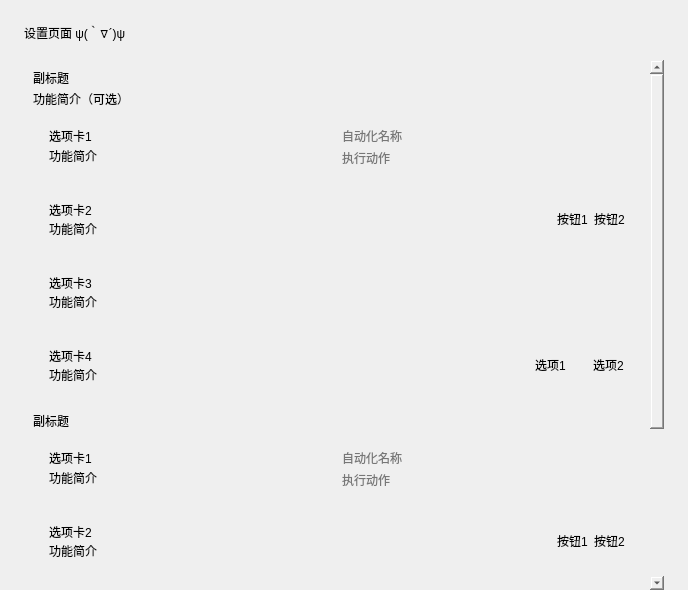
This is settings.ui in HEHONGYI11/cw-rangename-xuanku as Qt 5 draws it before an edit. The edited form follows.
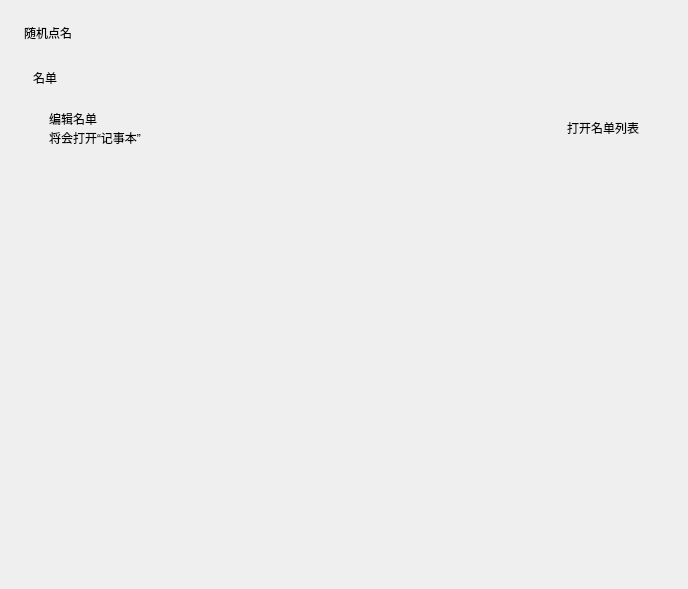
This is the edited form. Custom widgets are drawn as their Qt base class.

```diff
--- a/settings.ui
+++ b/settings.ui
@@ -7,7 +7,7 @@
     <x>0</x>
     <y>0</y>
     <width>688</width>
-    <height>590</height>
+    <height>589</height>
    </rect>
   </property>
   <property name="sizePolicy">
@@ -38,7 +38,7 @@
    <item>
     <widget class="TitleLabel" name="TitleLabel">
      <property name="text">
-      <string>设置页面 ψ(｀∇´)ψ</string>
+      <string>随机点名</string>
      </property>
     </widget>
    </item>
@@ -56,52 +56,16 @@
         <x>0</x>
         <y>0</y>
         <width>640</width>
-        <height>861</height>
+        <height>508</height>
        </rect>
       </property>
       <layout class="QVBoxLayout" name="verticalLayout_9">
-       <property name="spacing">
-        <number>12</number>
-       </property>
        <item>
         <layout class="QVBoxLayout" name="verticalLayout_7">
-         <property name="spacing">
-          <number>3</number>
-         </property>
          <item>
           <widget class="SubtitleLabel" name="SubtitleLabel_2">
            <property name="text">
-            <string>副标题</string>
-           </property>
-          </widget>
-         </item>
-         <item>
-          <widget class="CaptionLabel" name="CaptionLabel_10">
-           <property name="sizePolicy">
-            <sizepolicy hsizetype="Expanding" vsizetype="Preferred">
-             <horstretch>0</horstretch>
-             <verstretch>0</verstretch>
-            </sizepolicy>
-           </property>
-           <property name="text">
-            <string>功能简介（可选）</string>
-           </property>
-           <property name="wordWrap">
-            <bool>true</bool>
-           </property>
-           <property name="lightColor" stdset="0">
-            <color alpha="150">
-             <red>0</red>
-             <green>0</green>
-             <blue>0</blue>
-            </color>
-           </property>
-           <property name="darkColor" stdset="0">
-            <color alpha="200">
-             <red>255</red>
-             <green>255</green>
-             <blue>255</blue>
-            </color>
+            <string>名单</string>
            </property>
           </widget>
          </item>
@@ -134,10 +98,7 @@
               <item>
                <widget class="StrongBodyLabel" name="StrongBodyLabel_5">
                 <property name="text">
-                 <string>选项卡1</string>
-                </property>
-                <property name="alignment">
-                 <set>Qt::AlignLeading|Qt::AlignLeft|Qt::AlignTop</set>
+                 <string>编辑名单</string>
                 </property>
                </widget>
               </item>
@@ -150,11 +111,8 @@
                  </sizepolicy>
                 </property>
                 <property name="text">
-                 <string>功能简介</string>
+                 <string>将会打开“记事本”</string>
                 </property>
-                <property name="alignment">
-                 <set>Qt::AlignBottom|Qt::AlignLeading|Qt::AlignLeft</set>
-                </property>
                 <property name="wordWrap">
                  <bool>true</bool>
                 </property>
@@ -177,626 +135,9 @@
              </layout>
             </item>
             <item>
-             <layout class="QVBoxLayout" name="verticalLayout">
-              <item>
-               <widget class="LineEdit" name="nameEdit">
-                <property name="sizePolicy">
-                 <sizepolicy hsizetype="Minimum" vsizetype="Fixed">
-                  <horstretch>0</horstretch>
-                  <verstretch>0</verstretch>
-                 </sizepolicy>
-                </property>
-                <property name="placeholderText">
-                 <string>自动化名称</string>
-                </property>
-               </widget>
-              </item>
-              <item>
-               <widget class="LineEdit" name="actionEdit">
-                <property name="sizePolicy">
-                 <sizepolicy hsizetype="Expanding" vsizetype="Fixed">
-                  <horstretch>0</horstretch>
-                  <verstretch>0</verstretch>
-                 </sizepolicy>
-                </property>
-                <property name="text">
-                 <string/>
-                </property>
-                <property name="placeholderText">
-                 <string>执行动作</string>
-                </property>
-               </widget>
-              </item>
-             </layout>
-            </item>
-           </layout>
-          </widget>
-         </item>
-         <item>
-          <widget class="CardWidget" name="CardWidget_4">
-           <property name="minimumSize">
-            <size>
-             <width>0</width>
-             <height>70</height>
-            </size>
-           </property>
-           <layout class="QHBoxLayout" name="horizontalLayout_6">
-            <property name="leftMargin">
-             <number>16</number>
-            </property>
-            <property name="topMargin">
-             <number>16</number>
-            </property>
-            <property name="rightMargin">
-             <number>16</number>
-            </property>
-            <property name="bottomMargin">
-             <number>16</number>
-            </property>
-            <item>
-             <layout class="QVBoxLayout" name="verticalLayout_8">
-              <property name="spacing">
-               <number>0</number>
-              </property>
-              <item>
-               <widget class="StrongBodyLabel" name="StrongBodyLabel_6">
-                <property name="text">
-                 <string>选项卡2</string>
-                </property>
-               </widget>
-              </item>
-              <item>
-               <widget class="CaptionLabel" name="CaptionLabel_3">
-                <property name="sizePolicy">
-                 <sizepolicy hsizetype="Expanding" vsizetype="Preferred">
-                  <horstretch>0</horstretch>
-                  <verstretch>0</verstretch>
-                 </sizepolicy>
-                </property>
-                <property name="text">
-                 <string>功能简介</string>
-                </property>
-                <property name="wordWrap">
-                 <bool>true</bool>
-                </property>
-                <property name="lightColor" stdset="0">
-                 <color alpha="150">
-                  <red>0</red>
-                  <green>0</green>
-                  <blue>0</blue>
-                 </color>
-                </property>
-                <property name="darkColor" stdset="0">
-                 <color alpha="200">
-                  <red>255</red>
-                  <green>255</green>
-                  <blue>255</blue>
-                 </color>
-                </property>
-               </widget>
-              </item>
-             </layout>
-            </item>
-            <item>
-             <widget class="PrimaryPushButton" name="func1">
+             <widget class="PrimaryPushButton" name="open_names_list">
               <property name="text">
-               <string>按钮1</string>
-              </property>
-             </widget>
-            </item>
-            <item>
-             <widget class="PushButton" name="func2">
-              <property name="text">
-               <string>按钮2</string>
-              </property>
-             </widget>
-            </item>
-           </layout>
-          </widget>
-         </item>
-         <item>
-          <widget class="CardWidget" name="CardWidget_5">
-           <property name="minimumSize">
-            <size>
-             <width>0</width>
-             <height>70</height>
-            </size>
-           </property>
-           <layout class="QHBoxLayout" name="horizontalLayout_7">
-            <property name="leftMargin">
-             <number>16</number>
-            </property>
-            <property name="topMargin">
-             <number>16</number>
-            </property>
-            <property name="rightMargin">
-             <number>16</number>
-            </property>
-            <property name="bottomMargin">
-             <number>16</number>
-            </property>
-            <item>
-             <layout class="QVBoxLayout" name="verticalLayout_10">
-              <property name="spacing">
-               <number>0</number>
-              </property>
-              <item>
-               <widget class="StrongBodyLabel" name="StrongBodyLabel_7">
-                <property name="text">
-                 <string>选项卡3</string>
-                </property>
-               </widget>
-              </item>
-              <item>
-               <widget class="CaptionLabel" name="CaptionLabel_4">
-                <property name="sizePolicy">
-                 <sizepolicy hsizetype="Expanding" vsizetype="Preferred">
-                  <horstretch>0</horstretch>
-                  <verstretch>0</verstretch>
-                 </sizepolicy>
-                </property>
-                <property name="text">
-                 <string>功能简介</string>
-                </property>
-                <property name="wordWrap">
-                 <bool>true</bool>
-                </property>
-                <property name="lightColor" stdset="0">
-                 <color alpha="150">
-                  <red>0</red>
-                  <green>0</green>
-                  <blue>0</blue>
-                 </color>
-                </property>
-                <property name="darkColor" stdset="0">
-                 <color alpha="200">
-                  <red>255</red>
-                  <green>255</green>
-                  <blue>255</blue>
-                 </color>
-                </property>
-               </widget>
-              </item>
-             </layout>
-            </item>
-            <item>
-             <widget class="SwitchButton" name="SwitchButton"/>
-            </item>
-           </layout>
-          </widget>
-         </item>
-         <item>
-          <widget class="CardWidget" name="CardWidget_6">
-           <property name="minimumSize">
-            <size>
-             <width>0</width>
-             <height>70</height>
-            </size>
-           </property>
-           <layout class="QHBoxLayout" name="horizontalLayout_8">
-            <property name="leftMargin">
-             <number>16</number>
-            </property>
-            <property name="topMargin">
-             <number>16</number>
-            </property>
-            <property name="rightMargin">
-             <number>16</number>
-            </property>
-            <property name="bottomMargin">
-             <number>16</number>
-            </property>
-            <item>
-             <layout class="QVBoxLayout" name="verticalLayout_11">
-              <property name="spacing">
-               <number>0</number>
-              </property>
-              <item>
-               <widget class="StrongBodyLabel" name="StrongBodyLabel_8">
-                <property name="text">
-                 <string>选项卡4</string>
-                </property>
-               </widget>
-              </item>
-              <item>
-               <widget class="CaptionLabel" name="CaptionLabel_5">
-                <property name="sizePolicy">
-                 <sizepolicy hsizetype="Expanding" vsizetype="Preferred">
-                  <horstretch>0</horstretch>
-                  <verstretch>0</verstretch>
-                 </sizepolicy>
-                </property>
-                <property name="text">
-                 <string>功能简介</string>
-                </property>
-                <property name="wordWrap">
-                 <bool>true</bool>
-                </property>
-                <property name="lightColor" stdset="0">
-                 <color alpha="150">
-                  <red>0</red>
-                  <green>0</green>
-                  <blue>0</blue>
-                 </color>
-                </property>
-                <property name="darkColor" stdset="0">
-                 <color alpha="200">
-                  <red>255</red>
-                  <green>255</green>
-                  <blue>255</blue>
-                 </color>
-                </property>
-               </widget>
-              </item>
-             </layout>
-            </item>
-            <item>
-             <widget class="RadioButton" name="RadioButton">
-              <property name="text">
-               <string>选项1</string>
-              </property>
-             </widget>
-            </item>
-            <item>
-             <widget class="RadioButton" name="RadioButton_2">
-              <property name="text">
-               <string>选项2</string>
-              </property>
-             </widget>
-            </item>
-           </layout>
-          </widget>
-         </item>
-        </layout>
-       </item>
-       <item>
-        <layout class="QVBoxLayout" name="verticalLayout_12">
-         <property name="spacing">
-          <number>3</number>
-         </property>
-         <item>
-          <widget class="SubtitleLabel" name="SubtitleLabel_3">
-           <property name="text">
-            <string>副标题</string>
-           </property>
-          </widget>
-         </item>
-         <item>
-          <widget class="CardWidget" name="CardWidget_7">
-           <property name="minimumSize">
-            <size>
-             <width>0</width>
-             <height>70</height>
-            </size>
-           </property>
-           <layout class="QHBoxLayout" name="horizontalLayout_9">
-            <property name="leftMargin">
-             <number>16</number>
-            </property>
-            <property name="topMargin">
-             <number>16</number>
-            </property>
-            <property name="rightMargin">
-             <number>16</number>
-            </property>
-            <property name="bottomMargin">
-             <number>16</number>
-            </property>
-            <item>
-             <layout class="QVBoxLayout" name="verticalLayout_13">
-              <property name="spacing">
-               <number>0</number>
-              </property>
-              <item>
-               <widget class="StrongBodyLabel" name="StrongBodyLabel_9">
-                <property name="text">
-                 <string>选项卡1</string>
-                </property>
-                <property name="alignment">
-                 <set>Qt::AlignLeading|Qt::AlignLeft|Qt::AlignTop</set>
-                </property>
-               </widget>
-              </item>
-              <item>
-               <widget class="CaptionLabel" name="CaptionLabel_6">
-                <property name="sizePolicy">
-                 <sizepolicy hsizetype="Expanding" vsizetype="Preferred">
-                  <horstretch>0</horstretch>
-                  <verstretch>0</verstretch>
-                 </sizepolicy>
-                </property>
-                <property name="text">
-                 <string>功能简介</string>
-                </property>
-                <property name="alignment">
-                 <set>Qt::AlignBottom|Qt::AlignLeading|Qt::AlignLeft</set>
-                </property>
-                <property name="wordWrap">
-                 <bool>true</bool>
-                </property>
-                <property name="lightColor" stdset="0">
-                 <color alpha="150">
-                  <red>0</red>
-                  <green>0</green>
-                  <blue>0</blue>
-                 </color>
-                </property>
-                <property name="darkColor" stdset="0">
-                 <color alpha="200">
-                  <red>255</red>
-                  <green>255</green>
-                  <blue>255</blue>
-                 </color>
-                </property>
-               </widget>
-              </item>
-             </layout>
-            </item>
-            <item>
-             <layout class="QVBoxLayout" name="verticalLayout_3">
-              <item>
-               <widget class="LineEdit" name="nameEdit_2">
-                <property name="sizePolicy">
-                 <sizepolicy hsizetype="Minimum" vsizetype="Fixed">
-                  <horstretch>0</horstretch>
-                  <verstretch>0</verstretch>
-                 </sizepolicy>
-                </property>
-                <property name="placeholderText">
-                 <string>自动化名称</string>
-                </property>
-               </widget>
-              </item>
-              <item>
-               <widget class="LineEdit" name="actionEdit_2">
-                <property name="sizePolicy">
-                 <sizepolicy hsizetype="Expanding" vsizetype="Fixed">
-                  <horstretch>0</horstretch>
-                  <verstretch>0</verstretch>
-                 </sizepolicy>
-                </property>
-                <property name="text">
-                 <string/>
-                </property>
-                <property name="placeholderText">
-                 <string>执行动作</string>
-                </property>
-               </widget>
-              </item>
-             </layout>
-            </item>
-           </layout>
-          </widget>
-         </item>
-         <item>
-          <widget class="CardWidget" name="CardWidget_8">
-           <property name="minimumSize">
-            <size>
-             <width>0</width>
-             <height>70</height>
-            </size>
-           </property>
-           <layout class="QHBoxLayout" name="horizontalLayout_10">
-            <property name="leftMargin">
-             <number>16</number>
-            </property>
-            <property name="topMargin">
-             <number>16</number>
-            </property>
-            <property name="rightMargin">
-             <number>16</number>
-            </property>
-            <property name="bottomMargin">
-             <number>16</number>
-            </property>
-            <item>
-             <layout class="QVBoxLayout" name="verticalLayout_14">
-              <property name="spacing">
-               <number>0</number>
-              </property>
-              <item>
-               <widget class="StrongBodyLabel" name="StrongBodyLabel_10">
-                <property name="text">
-                 <string>选项卡2</string>
-                </property>
-               </widget>
-              </item>
-              <item>
-               <widget class="CaptionLabel" name="CaptionLabel_7">
-                <property name="sizePolicy">
-                 <sizepolicy hsizetype="Expanding" vsizetype="Preferred">
-                  <horstretch>0</horstretch>
-                  <verstretch>0</verstretch>
-                 </sizepolicy>
-                </property>
-                <property name="text">
-                 <string>功能简介</string>
-                </property>
-                <property name="wordWrap">
-                 <bool>true</bool>
-                </property>
-                <property name="lightColor" stdset="0">
-                 <color alpha="150">
-                  <red>0</red>
-                  <green>0</green>
-                  <blue>0</blue>
-                 </color>
-                </property>
-                <property name="darkColor" stdset="0">
-                 <color alpha="200">
-                  <red>255</red>
-                  <green>255</green>
-                  <blue>255</blue>
-                 </color>
-                </property>
-               </widget>
-              </item>
-             </layout>
-            </item>
-            <item>
-             <widget class="PrimaryPushButton" name="func1_2">
-              <property name="text">
-               <string>按钮1</string>
-              </property>
-             </widget>
-            </item>
-            <item>
-             <widget class="PushButton" name="func2_2">
-              <property name="text">
-               <string>按钮2</string>
-              </property>
-             </widget>
-            </item>
-           </layout>
-          </widget>
-         </item>
-         <item>
-          <widget class="CardWidget" name="CardWidget_9">
-           <property name="minimumSize">
-            <size>
-             <width>0</width>
-             <height>70</height>
-            </size>
-           </property>
-           <layout class="QHBoxLayout" name="horizontalLayout_11">
-            <property name="leftMargin">
-             <number>16</number>
-            </property>
-            <property name="topMargin">
-             <number>16</number>
-            </property>
-            <property name="rightMargin">
-             <number>16</number>
-            </property>
-            <property name="bottomMargin">
-             <number>16</number>
-            </property>
-            <item>
-             <layout class="QVBoxLayout" name="verticalLayout_15">
-              <property name="spacing">
-               <number>0</number>
-              </property>
-              <item>
-               <widget class="StrongBodyLabel" name="StrongBodyLabel_11">
-                <property name="text">
-                 <string>选项卡3</string>
-                </property>
-               </widget>
-              </item>
-              <item>
-               <widget class="CaptionLabel" name="CaptionLabel_8">
-                <property name="sizePolicy">
-                 <sizepolicy hsizetype="Expanding" vsizetype="Preferred">
-                  <horstretch>0</horstretch>
-                  <verstretch>0</verstretch>
-                 </sizepolicy>
-                </property>
-                <property name="text">
-                 <string>功能简介</string>
-                </property>
-                <property name="wordWrap">
-                 <bool>true</bool>
-                </property>
-                <property name="lightColor" stdset="0">
-                 <color alpha="150">
-                  <red>0</red>
-                  <green>0</green>
-                  <blue>0</blue>
-                 </color>
-                </property>
-                <property name="darkColor" stdset="0">
-                 <color alpha="200">
-                  <red>255</red>
-                  <green>255</green>
-                  <blue>255</blue>
-                 </color>
-                </property>
-               </widget>
-              </item>
-             </layout>
-            </item>
-            <item>
-             <widget class="SwitchButton" name="SwitchButton_2"/>
-            </item>
-           </layout>
-          </widget>
-         </item>
-         <item>
-          <widget class="CardWidget" name="CardWidget_10">
-           <property name="minimumSize">
-            <size>
-             <width>0</width>
-             <height>70</height>
-            </size>
-           </property>
-           <layout class="QHBoxLayout" name="horizontalLayout_12">
-            <property name="leftMargin">
-             <number>16</number>
-            </property>
-            <property name="topMargin">
-             <number>16</number>
-            </property>
-            <property name="rightMargin">
-             <number>16</number>
-            </property>
-            <property name="bottomMargin">
-             <number>16</number>
-            </property>
-            <item>
-             <layout class="QVBoxLayout" name="verticalLayout_16">
-              <property name="spacing">
-               <number>0</number>
-              </property>
-              <item>
-               <widget class="StrongBodyLabel" name="StrongBodyLabel_12">
-                <property name="text">
-                 <string>选项卡3</string>
-                </property>
-               </widget>
-              </item>
-              <item>
-               <widget class="CaptionLabel" name="CaptionLabel_9">
-                <property name="sizePolicy">
-                 <sizepolicy hsizetype="Expanding" vsizetype="Preferred">
-                  <horstretch>0</horstretch>
-                  <verstretch>0</verstretch>
-                 </sizepolicy>
-                </property>
-                <property name="text">
-                 <string>功能简介</string>
-                </property>
-                <property name="wordWrap">
-                 <bool>true</bool>
-                </property>
-                <property name="lightColor" stdset="0">
-                 <color alpha="150">
-                  <red>0</red>
-                  <green>0</green>
-                  <blue>0</blue>
-                 </color>
-                </property>
-                <property name="darkColor" stdset="0">
-                 <color alpha="200">
-                  <red>255</red>
-                  <green>255</green>
-                  <blue>255</blue>
-                 </color>
-                </property>
-               </widget>
-              </item>
-             </layout>
-            </item>
-            <item>
-             <widget class="RadioButton" name="RadioButton_3">
-              <property name="text">
-               <string>选项1</string>
-              </property>
-             </widget>
-            </item>
-            <item>
-             <widget class="RadioButton" name="RadioButton_4">
-              <property name="text">
-               <string>选项2</string>
+               <string>打开名单列表</string>
               </property>
              </widget>
             </item>
@@ -854,16 +195,6 @@
    <extends>PushButton</extends>
    <header>qfluentwidgets</header>
   </customwidget>
-  <customwidget>
-   <class>SwitchButton</class>
-   <extends>QWidget</extends>
-   <header>qfluentwidgets</header>
-  </customwidget>
-  <customwidget>
-   <class>RadioButton</class>
-   <extends>QRadioButton</extends>
-   <header>qfluentwidgets</header>
-  </customwidget>
   <customwidget>
    <class>CardWidget</class>
    <extends>QFrame</extends>
@@ -896,11 +227,6 @@
    <extends>QLabel</extends>
    <header>qfluentwidgets</header>
   </customwidget>
-  <customwidget>
-   <class>LineEdit</class>
-   <extends>QLineEdit</extends>
-   <header>qfluentwidgets</header>
-  </customwidget>
  </customwidgets>
  <resources/>
  <connections/>
```
